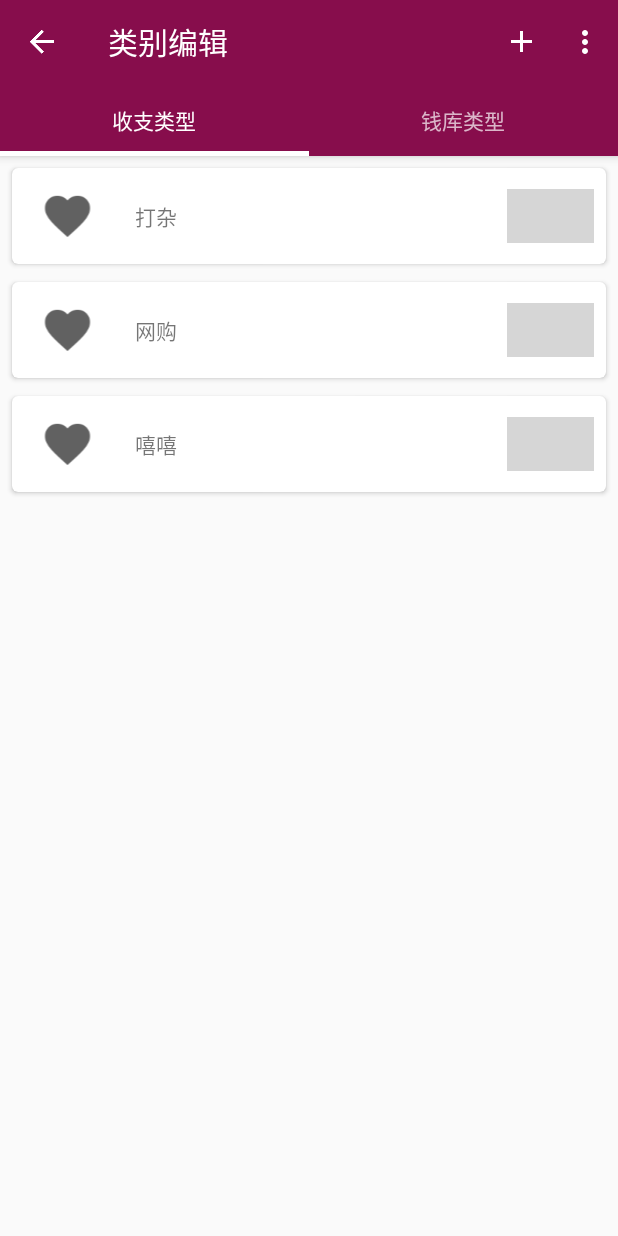
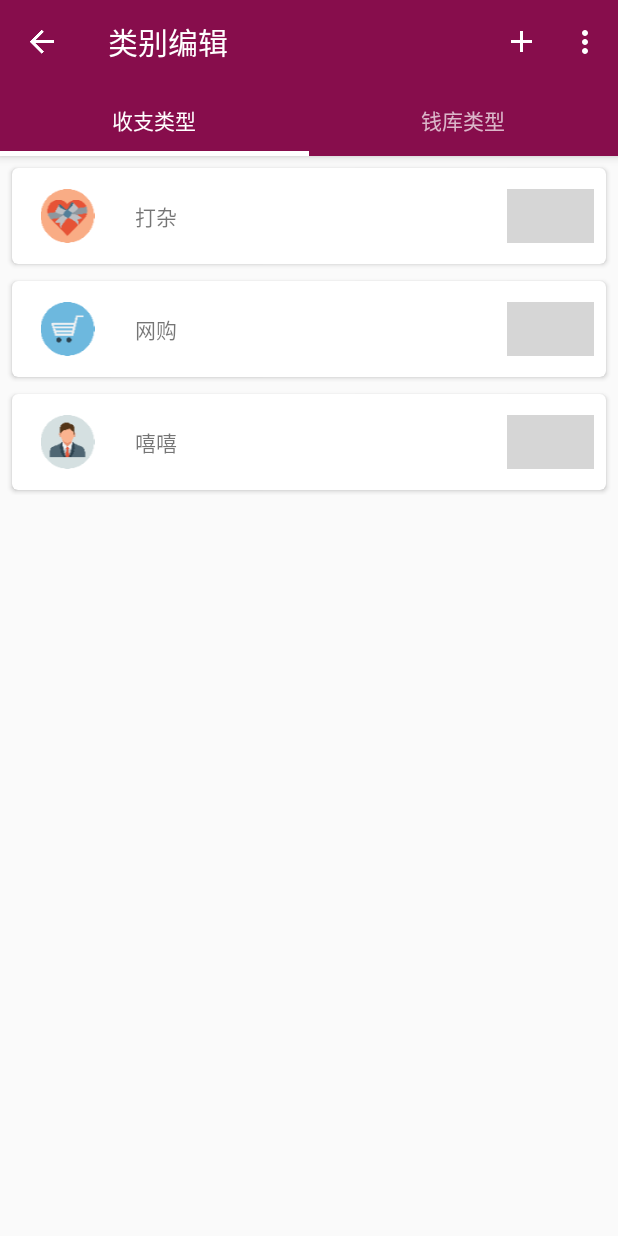
Before and after one commit to Newamber/GraceBook, an Android app: the TypeEditActivity screen opened directly, with no data from a screen before it, on a phone screen of 412 x 824 dp. Run offline under Robolectric (Android 15) with nearby library versions, the light colour scheme and no system bars; libraries missing offline, so code that uses them is left out: com.raizlabs.android; 3 statements that could not run were skipped; grey boxes are pictures that could not be loaded.

Commit message:
little jobs...

```diff
--- a/app/src/main/java/com/newamber/gracebook/model/adapter/AccountListItemAdapter.java
+++ b/app/src/main/java/com/newamber/gracebook/model/adapter/AccountItemAdapter.java
@@ -21,12 +21,12 @@ import java.util.List;
  * Created by Newamber on 2017/4/28.
  */
 @SuppressWarnings("all")
-public class AccountListItemAdapter extends RecyclerView.Adapter<AccountListItemAdapter.ViewHolder> {
+public class AccountItemAdapter extends RecyclerView.Adapter<AccountItemAdapter.ViewHolder> {
 
     private List<AccountTable> mAccountTableList;
     private Context mContext;
 
-    public AccountListItemAdapter(List<AccountTable> accountTableslist) {
+    public AccountItemAdapter(List<AccountTable> accountTableslist) {
         mAccountTableList = accountTableslist;
     }
 
--- a/app/src/main/java/com/newamber/gracebook/model/adapter/MoneyTypeItemAdapter.java
+++ b/app/src/main/java/com/newamber/gracebook/model/adapter/MoneyTypeItemAdapter.java
@@ -26,7 +26,6 @@ public class MoneyTypeItemAdapter extends BaseRecyclerViewAdapter<MoneyTypeTable
         holder.setImageResource(R.id.imageView_typeEdit_moneyType, entity.moneyTypeImageID);
         holder.setText(R.id.textView_typeEdit_moneyType, entity.moneyTypeName);
         holder.setImageResource(R.id.imageView_typeEdit_dragIcon, R.drawable.ic_type_edit_drag);
-
         holder.setImageResource(R.id.imageView_typeEdit_moneyType_delete, R.drawable.ic_item_delete);
     }
 
--- a/app/src/main/java/com/newamber/gracebook/util/EditTypeItemTouchHelperCallback.java
+++ b/app/src/main/java/com/newamber/gracebook/util/EditTypeItemTouchHelperCallback.java
@@ -82,7 +82,7 @@ public class EditTypeItemTouchHelperCallback extends ItemTouchHelper.Callback {
             holder.itemView.setAlpha(alpha);
            // holder.itemView.setTranslationX(dX);
             holder.itemView.scrollTo(-(int) dX, 0);
-            holder.getSubView(R.id.linearLayout_typeEdit).setTranslationX(dX);
+            holder.getSubView(R.id.linearLayout_typeEdit_delete).setTranslationX(dX);
         }
     }
 
--- a/app/src/main/java/com/newamber/gracebook/view/activity/MainActivity.java
+++ b/app/src/main/java/com/newamber/gracebook/view/activity/MainActivity.java
@@ -202,7 +202,7 @@ public class MainActivity extends BaseActivity {
     @Override
     public boolean onPrepareOptionsMenu(Menu menu) {
         switch (mViewPager.getCurrentItem()) {
-            // TODO: Toolbar change with animation.
+            // TODO: Toolbar change with animation
             case 0:
                 menu.findItem(R.id.toolbar_main_editbookname).setVisible(true);
                 menu.findItem(R.id.toolbar_main_settings).setVisible(true);
--- a/app/src/main/java/com/newamber/gracebook/view/fragment/MoneyTypeFragment.java
+++ b/app/src/main/java/com/newamber/gracebook/view/fragment/MoneyTypeFragment.java
@@ -36,15 +36,15 @@ public class MoneyTypeFragment extends BaseFragment {
         mMoneyTypeTable1 = new MoneyTypeTable();
         mMoneyTypeTable2 = new MoneyTypeTable();
 
-        mMoneyTypeTable.moneyTypeImageID = R.drawable.ic_navigationview_like;
+        mMoneyTypeTable.moneyTypeImageID = R.drawable.ic_love_10;
         mMoneyTypeTable.moneyTypeName = "打杂";
         mMoneyTypeTable.save();
 
-        mMoneyTypeTable1.moneyTypeImageID = R.drawable.ic_navigationview_like;
+        mMoneyTypeTable1.moneyTypeImageID = R.drawable.ic_office_73;
         mMoneyTypeTable1.moneyTypeName = "网购";
         mMoneyTypeTable1.save();
 
-        mMoneyTypeTable2.moneyTypeImageID = R.drawable.ic_navigationview_like;
+        mMoneyTypeTable2.moneyTypeImageID = R.drawable.ic_office_28;
         mMoneyTypeTable2.moneyTypeName = "嘻嘻";
         mMoneyTypeTable2.save();
 
--- a/app/src/main/res/layout/activity_add_account.xml
+++ b/app/src/main/res/layout/activity_add_account.xml
@@ -69,7 +69,7 @@
                     android:clickable="true"
                     android:focusable="true"
                     android:foreground="?android:attr/selectableItemBackground"
-                    app:cardBackgroundColor="#e7e9e6"
+                    app:cardBackgroundColor="#ffffff"
                     app:cardMaxElevation="@dimen/basic_margin"
                     app:cardCornerRadius="28dp"
                     app:cardElevation="4dp">
@@ -77,7 +77,7 @@
                     <ImageView
                         android:layout_width="match_parent"
                         android:layout_height="match_parent"
-                        android:src="@drawable/ic_budget"
+                        android:src="@drawable/ic_love_10"
                         android:contentDescription="@string/this_is_a_budget_convert_button"/>
 
                 </android.support.v7.widget.CardView>
--- a/app/src/main/res/layout/recyclerview_money_type_card.xml
+++ b/app/src/main/res/layout/recyclerview_money_type_card.xml
@@ -12,7 +12,7 @@
         android:layout_marginTop="@dimen/basic_margin"
         android:layout_marginStart="@dimen/basic_margin"
         android:layout_marginEnd="@dimen/basic_margin"
-        android:layout_marginBottom="4dp"
+        android:layout_marginBottom="3dp"
         android:clickable="true"
         android:focusable="true"
         android:foreground="?android:attr/selectableItemBackground"
@@ -29,7 +29,7 @@
                 android:layout_width="0dp"
                 android:layout_weight="1"
                 android:layout_margin="@dimen/basic_margin"
-                android:src="@drawable/ic_navigationview_like"
+                android:src="@drawable/ic_office_104"
                 android:layout_gravity="center_vertical"
                 android:contentDescription="@string/money_type"/>
 
@@ -55,21 +55,12 @@
         </LinearLayout>
     </android.support.v7.widget.CardView>
 
-    <LinearLayout
-        android:id="@+id/linearLayout_typeEdit"
+    <FrameLayout
+        android:id="@+id/linearLayout_typeEdit_delete"
         android:layout_height="match_parent"
         android:layout_width="wrap_content"
         android:paddingEnd="@dimen/standard_margin"
         android:paddingTop="@dimen/standard_margin">
-
-        <ImageView
-            android:id="@+id/imageView_typeEdit_moneyType_edit"
-            android:layout_height="48dp"
-            android:layout_width="48dp"
-            android:background="#798dc9"
-            android:clickable="true"
-            android:src="@drawable/ic_item_edit"
-            android:contentDescription="@string/money_type"/>
 
         <ImageView
             android:id="@+id/imageView_typeEdit_moneyType_delete"
@@ -80,6 +71,6 @@
             android:src="@drawable/ic_item_delete"
             android:contentDescription="@string/money_type"/>
 
-    </LinearLayout>
+    </FrameLayout>
 
 </LinearLayout>
```
